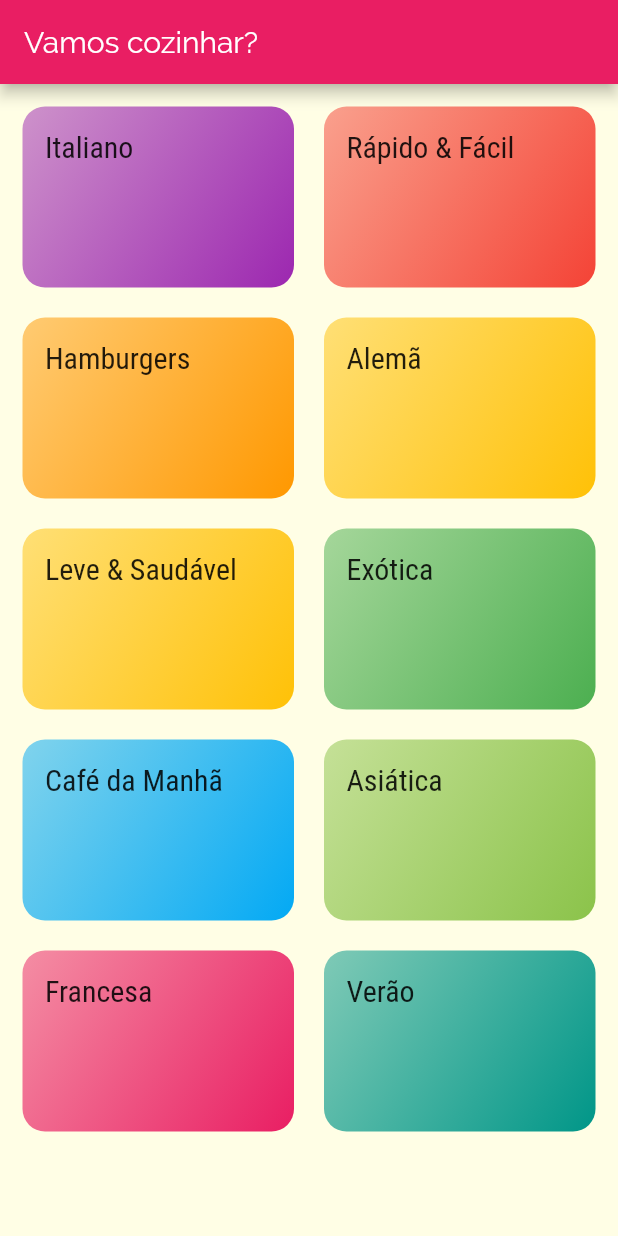
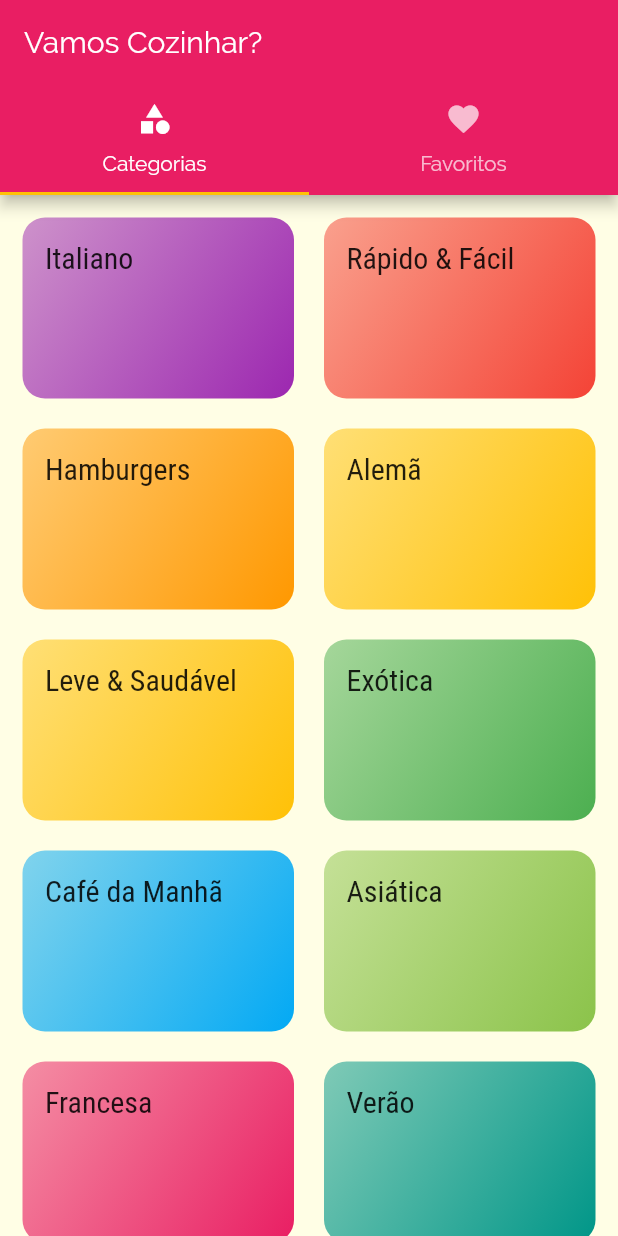
Before and after one commit to arthurdeoliveiraribeiro/meals, a Flutter app: the screen it shows after launch, on a phone screen of 412 x 824 dp. Run offline on Flutter 3.47's test engine with Material 2 defaults, Android fonts, the phone set to English and light mode, and no system bars.

Commit message:
terça-feira

```diff
--- a/lib/main.dart
+++ b/lib/main.dart
@@ -2,7 +2,8 @@ import 'package:flutter/material.dart';
 import 'screens/categories_screen.dart';
 import 'screens/categories_meals_screen.dart';
 import 'utils/app_routes.dart';
-
+import './screens/meal_detail_screen.dart';
+import 'screens/tabs_screen.dart';
 void main() => runApp(MyApp());
 
 class MyApp extends StatelessWidget {
@@ -24,8 +25,9 @@ class MyApp extends StatelessWidget {
       ),
       //home: CategoriesScreen(),
       routes: {
-        AppRoutes. HOME: (ctx) => CategoriesScreen(),
+        AppRoutes. HOME: (ctx) => TabsScreen(),
         AppRoutes.CATEGORIES_MEALS: (ctx) => CategoriesMealsScreen(),
+        AppRoutes.MEAL_DETAIL: (ctx) => MealDetailScreen(),
 
 
 
--- a/lib/screens/categories_screen.dart
+++ b/lib/screens/categories_screen.dart
@@ -6,11 +6,7 @@ import '../data/dummy_data.dart';
 class CategoriesScreen extends StatelessWidget {
   @override
   Widget  build(BuildContext context) {
-    return Scaffold(
-          appBar: AppBar(
-            title: Text('Vamos cozinhar?'),
-          ),
-          body: GridView(
+    return GridView(
             padding: EdgeInsets.all(15) ,
             gridDelegate: SliverGridDelegateWithMaxCrossAxisExtent(
               maxCrossAxisExtent: 200, //cada elemento só pode 200px
@@ -25,7 +21,7 @@ class CategoriesScreen extends StatelessWidget {
             // com isso vai retornar a categoria de acordo com que eu pedi,
             return CategoryItem(cat);
           }).toList(),
-        ),
-    );
+        );
+
   }
 }
--- /dev/null
+++ b/lib/screens/tabs_screen.dart
@@ -0,0 +1,39 @@
+import 'package:flutter/material.dart';
+import 'categories_screen.dart';
+import 'favorite_screen.dart';
+
+class TabsScreen extends StatelessWidget {
+  @override
+  Widget build(BuildContext context) {
+    return DefaultTabController(
+      length: 2,
+
+      child: Scaffold(
+        appBar: AppBar(
+          title: Text('Vamos Cozinhar?'),
+          bottom: TabBar(
+            tabs: [
+              Tab(
+                icon: Icon(Icons.category),
+                text: 'Categorias',
+              ),
+              Tab(
+                icon: Icon(Icons.favorite),
+                text: 'Favoritos',
+              )
+            ],
+          ),
+        ),
+        body: TabBarView(
+          children: [
+            CategoriesScreen(),
+            FavoriteScreen()
+          ],
+        )
+      ),
+      //Eu digo quantas abas tem e passo elas
+      // passei duas abas uma de favorito e outra de categorias
+    );
+
+  }
+}
--- a/lib/utils/app_routes.dart
+++ b/lib/utils/app_routes.dart
@@ -2,5 +2,6 @@ class AppRoutes{
 
   static const HOME = '/';
   static const CATEGORIES_MEALS = '/categories-meals';
+  static const MEAL_DETAIL = '/meal-detail';
 
 }
```
Also changed, not shown: lib/components/meal_item.dart (+6 -2 lines), lib/screens/favorite_screen.dart (added, +10 -0 lines), lib/screens/meal_detail_screen.dart (added, +102 -0 lines).
